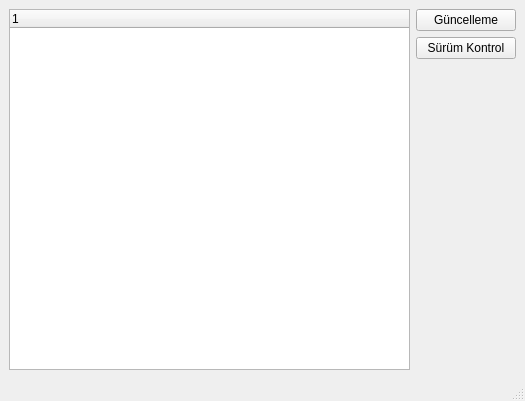
IMaresaLI/PipManegerApp, file pipManagerDesign.ui: the form before one commit.
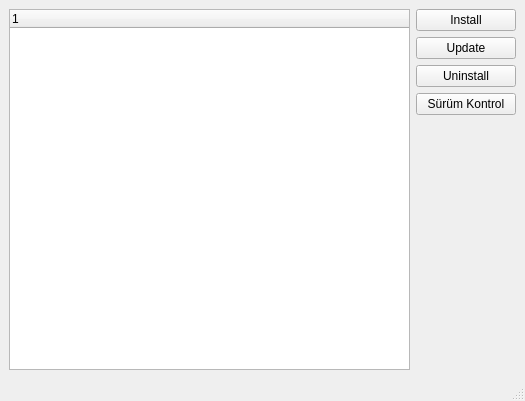
The form after the commit.

Diff of the .ui file:
```diff
--- a/pipManagerDesign.ui
+++ b/pipManagerDesign.ui
@@ -54,10 +54,24 @@
        <property name="bottomMargin">
         <number>0</number>
        </property>
+       <item>
+        <widget class="QPushButton" name="install_Btn">
+         <property name="text">
+          <string>Install</string>
+         </property>
+        </widget>
+       </item>
        <item>
         <widget class="QPushButton" name="update_Btn">
          <property name="text">
-          <string>Güncelleme</string>
+          <string>Update</string>
+         </property>
+        </widget>
+       </item>
+       <item>
+        <widget class="QPushButton" name="uninstall_Btn">
+         <property name="text">
+          <string>Uninstall</string>
          </property>
         </widget>
        </item>
```
